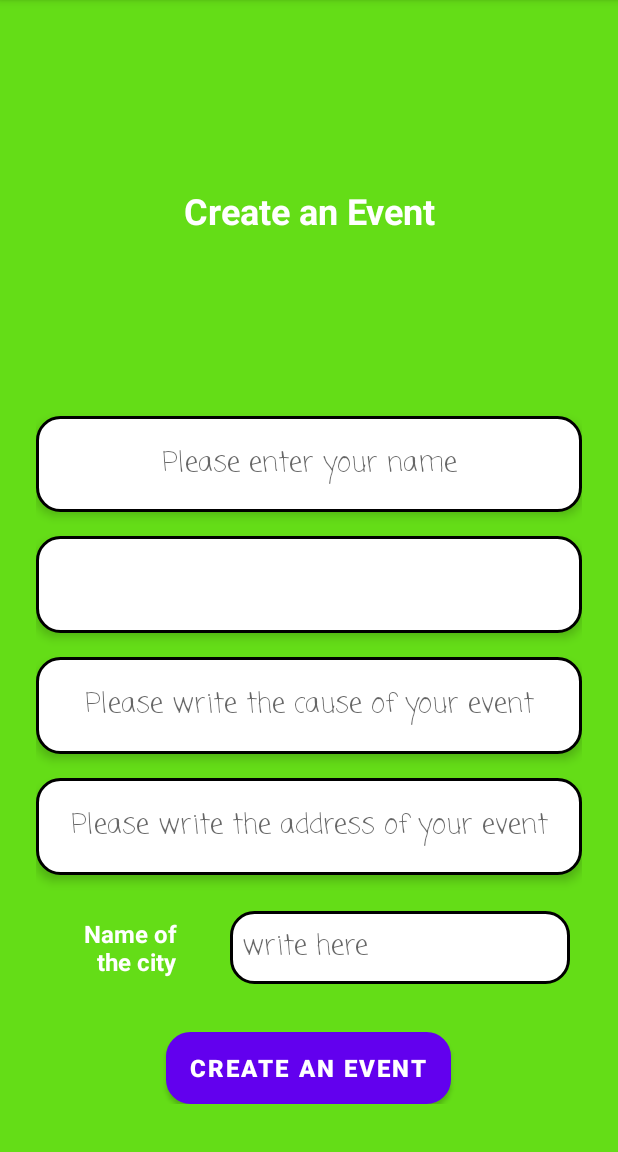
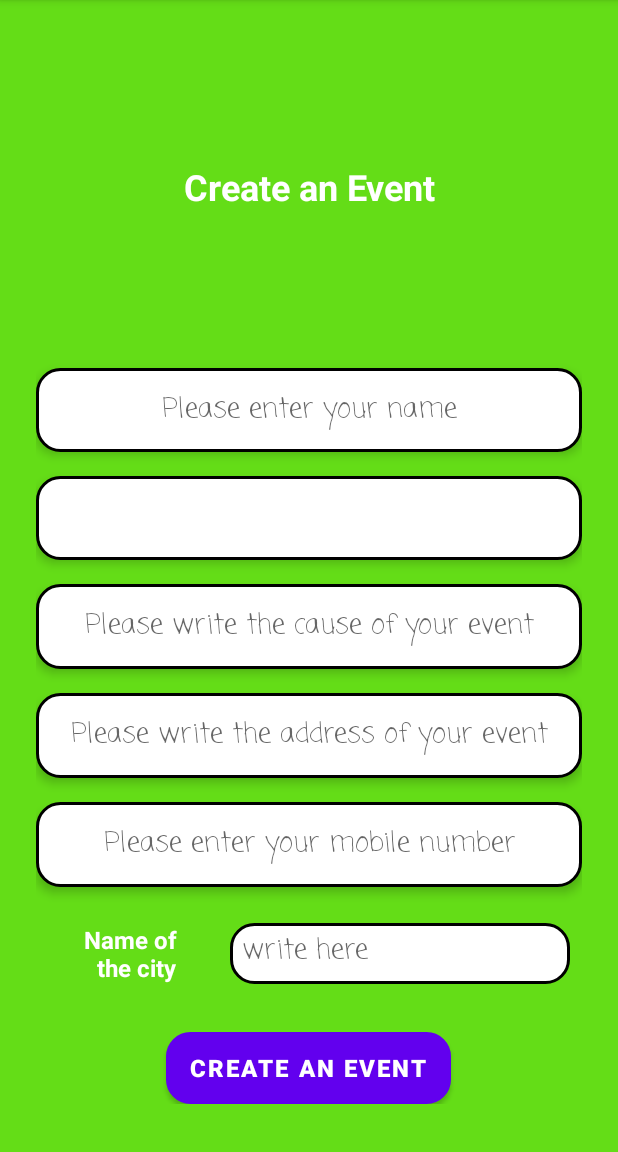
Before and after one commit to arsalanahmad4/CauseConnect, an Android app: the CreateEvent screen opened directly, with no data from a screen before it, on a phone screen of 412 x 824 dp, the part 84-1236 px from its top. Run offline under Robolectric (Android 15) with nearby library versions, the phone set to English and light mode, and no system bars; our stand-ins replace Firebase (no records; nobody signed in at launch, a user with empty details on screens opened directly); 1 statement that could not run was skipped.

Commit message:
Updated with app icon

```diff
--- a/app/src/main/java/com/example/causeconnect/CreateEvent.java
+++ b/app/src/main/java/com/example/causeconnect/CreateEvent.java
@@ -37,7 +37,7 @@ import java.util.List;
 public class CreateEvent extends AppCompatActivity implements AdapterView.OnItemSelectedListener {
 
     private AutoCompleteTextView mSearchText;
-    private EditText mName;
+    private EditText mName,mNumber;
     private Spinner mOrg;
     private EditText mCause;
 
@@ -45,9 +45,10 @@ public class CreateEvent extends AppCompatActivity implements AdapterView.OnItem
     public static double longitude;
     public static String enteredAddress;
 
-    public static String  name;
+    public static String name;
     public static String organizationName;
     public static String cause;
+    public static int phoneNumber;
 
 
     private FirebaseFirestore cloudstorage;
@@ -62,6 +63,7 @@ public class CreateEvent extends AppCompatActivity implements AdapterView.OnItem
 
         mName= findViewById(R.id.name_of_event_creator);
         mOrg= findViewById(R.id.org_name);
+        mNumber = findViewById(R.id.phone_no);
 
 
         getOrganization();
@@ -82,6 +84,7 @@ public class CreateEvent extends AppCompatActivity implements AdapterView.OnItem
                 name = mName.getText().toString();
                 organizationName = mOrg.getSelectedItem().toString();
                 cause = mCause.getText().toString();
+
 
                 if(name.isEmpty()){
                     mName.setError("Enter the name");
--- a/app/src/main/java/com/example/causeconnect/EventLocation.java
+++ b/app/src/main/java/com/example/causeconnect/EventLocation.java
@@ -6,6 +6,7 @@ import static com.example.causeconnect.CreateEvent.latitude;
 import static com.example.causeconnect.CreateEvent.longitude;
 import static com.example.causeconnect.CreateEvent.name;
 import static com.example.causeconnect.CreateEvent.organizationName;
+import static com.example.causeconnect.CreateEvent.phoneNumber;
 
 import androidx.annotation.NonNull;
 import androidx.appcompat.app.AppCompatActivity;
--- a/app/src/main/java/com/example/causeconnect/ListedEvents.java
+++ b/app/src/main/java/com/example/causeconnect/ListedEvents.java
@@ -3,7 +3,9 @@ package com.example.causeconnect;
 import androidx.annotation.NonNull;
 import androidx.appcompat.app.AppCompatActivity;
 
+import android.content.Intent;
 import android.location.Location;
+import android.net.Uri;
 import android.os.Bundle;
 import android.util.Log;
 
@@ -12,6 +14,7 @@ import com.google.android.gms.maps.OnMapReadyCallback;
 import com.google.android.gms.maps.SupportMapFragment;
 import com.google.android.gms.maps.model.BitmapDescriptorFactory;
 import com.google.android.gms.maps.model.LatLng;
+import com.google.android.gms.maps.model.Marker;
 import com.google.android.gms.maps.model.MarkerOptions;
 import com.google.android.gms.tasks.OnCompleteListener;
 import com.google.android.gms.tasks.Task;
@@ -70,7 +73,6 @@ public class ListedEvents extends AppCompatActivity implements OnMapReadyCallbac
                                         LatLng latLng = new LatLng(latitude, longitude);
                                         //mMap.moveCamera(CameraUpdateFactory.newLatLng(latLng));
                                         mMap.addMarker(new MarkerOptions().position(latLng).title(name+"("+org+")").snippet(cause).icon(BitmapDescriptorFactory.defaultMarker(BitmapDescriptorFactory.HUE_GREEN)));
-
                                 }
                             }
                         } else {
--- a/app/src/main/res/layout/activity_create_event.xml
+++ b/app/src/main/res/layout/activity_create_event.xml
@@ -40,12 +40,13 @@
         android:id="@+id/org_name"
         android:layout_width="match_parent"
         android:layout_height="0dp"
+        android:layout_marginBottom="16dp"
         android:layout_weight="0.5"
+        android:background="@drawable/rounded_corner"
+        android:elevation="4dp"
         android:fontFamily="casual"
         android:gravity="center"
-        android:layout_marginBottom="16dp"
-        android:background="@drawable/rounded_corner"
-        android:elevation="4dp"/>
+        tools:ignore="SpeakableTextPresentCheck" />
 
     <EditText
         android:id="@+id/cause_of_event"
@@ -70,6 +71,19 @@
         android:layout_marginBottom="16dp"
         android:elevation="4dp"/>
 
+    <EditText
+        android:id="@+id/phone_no"
+        android:layout_width="match_parent"
+        android:layout_height="0dp"
+        android:layout_weight="0.5"
+        android:hint="Please enter your mobile number"
+        android:inputType="phone"
+        android:fontFamily="casual"
+        android:gravity="center"
+        android:layout_marginBottom="16dp"
+        android:background="@drawable/rounded_corner"
+        android:elevation="4dp"/>
+
     <LinearLayout
         android:layout_width="match_parent"
         android:layout_height="0dp"
@@ -87,15 +101,17 @@
             android:textColor="@color/white"
             android:gravity="center"
             android:layout_marginRight="8dp"/>
+
         <EditText
             android:id="@+id/city_name"
             android:layout_width="0dp"
             android:layout_height="match_parent"
             android:layout_weight="2"
+            android:background="@drawable/rounded_corner"
+            android:fontFamily="casual"
+            android:hint="write here"
             android:padding="8dp"
-            android:hint="write here"
-            android:fontFamily="casual"
-            android:background="@drawable/rounded_corner"/>
+            tools:ignore="TouchTargetSizeCheck" />
     </LinearLayout>
 
     <Button
--- a/app/src/main/res/mipmap-anydpi-v26/ic_launcher.xml
+++ b/app/src/main/res/mipmap-anydpi-v26/ic_launcher.xml
@@ -1,5 +1,5 @@
 <?xml version="1.0" encoding="utf-8"?>
 <adaptive-icon xmlns:android="http://schemas.android.com/apk/res/android">
     <background android:drawable="@drawable/ic_launcher_background" />
-    <foreground android:drawable="@drawable/ic_launcher_foreground" />
+    <foreground android:drawable="@drawable/app_icon" />
 </adaptive-icon>
```
Also changed, not shown: app/src/main/java/com/example/causeconnect/Login.java (+4 -11 lines), app/src/main/java/com/example/causeconnect/Register.java (+34 -39 lines), app/src/main/res/layout/activity_register.xml (+13 -1 lines), app/src/main/res/drawable/app_icon.jpeg (added).
